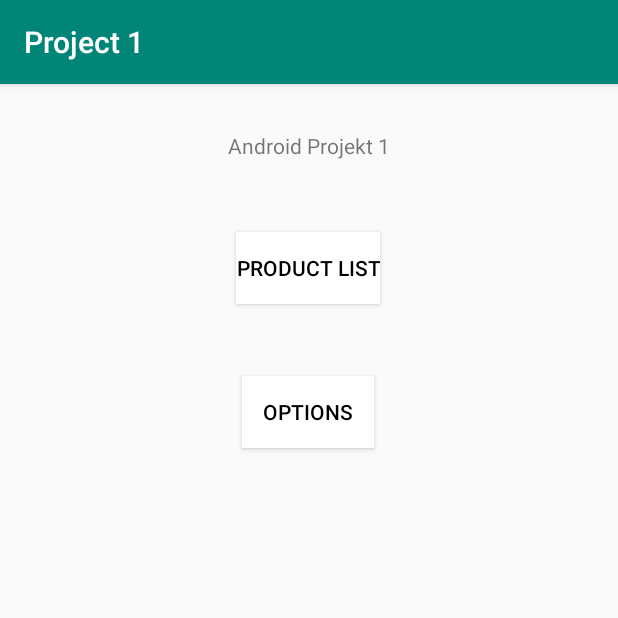
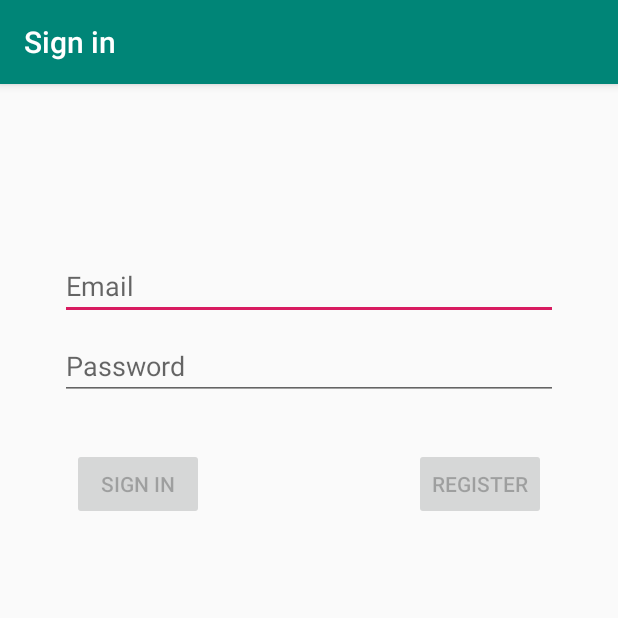
Before and after one commit to Tobiasz-Rumian/Android1, an Android app: the screen it shows after launch (MainActivity before the commit, LoginActivity after it), on a phone screen of 412 x 824 dp, the top half of it. Run offline under Robolectric (Android 15) with nearby library versions, the phone set to English and light mode, and no system bars; our stand-ins replace Firebase (no records; nobody signed in at launch, a user with empty details on screens opened directly), data binding.

```diff
--- a/app/build.gradle
+++ b/app/build.gradle
@@ -5,6 +5,7 @@ apply plugin: 'kotlin-android'
 apply plugin: 'kotlin-android-extensions'
 
 apply plugin: 'kotlin-kapt'
+apply plugin: 'com.google.gms.google-services'
 android {
     compileSdkVersion 29
     buildToolsVersion "29.0.2"
@@ -39,6 +40,10 @@ dependencies {
     implementation 'androidx.appcompat:appcompat:1.1.0'
     implementation 'androidx.core:core-ktx:1.1.0'
     implementation 'androidx.constraintlayout:constraintlayout:1.1.3'
+    implementation 'com.google.firebase:firebase-database:16.0.4'
+    implementation 'com.google.firebase:firebase-auth:16.0.5'
+    implementation 'androidx.annotation:annotation:1.0.2'
+    implementation 'androidx.lifecycle:lifecycle-extensions:2.0.0'
     testImplementation 'junit:junit:4.12'
     androidTestImplementation 'androidx.test.ext:junit:1.1.1'
     androidTestImplementation 'androidx.test.espresso:espresso-core:3.2.0'
--- /dev/null
+++ b/app/src/main/java/com/example/project1/SplashActivity.kt
@@ -0,0 +1,21 @@
+package com.example.project1
+
+import android.content.Intent
+import androidx.appcompat.app.AppCompatActivity
+import android.os.Bundle
+import android.util.Log
+import com.example.project1.service.AuthService
+import com.example.project1.ui.login.LoginActivity
+
+class SplashActivity : AppCompatActivity() {
+
+    override fun onCreate(savedInstanceState: Bundle?) {
+        super.onCreate(savedInstanceState)
+        if(AuthService.checkAuthStatus()==null){
+            startActivity(Intent(this, LoginActivity::class.java))
+        }else{
+            startActivity(Intent(this, MainActivity::class.java))
+        }
+        finish()
+    }
+}
--- /dev/null
+++ b/app/src/main/java/com/example/project1/service/AuthService.kt
@@ -0,0 +1,15 @@
+package com.example.project1.service
+
+import android.util.Log
+import com.google.firebase.auth.FirebaseAuth
+import com.google.firebase.auth.FirebaseUser
+
+object AuthService {
+    public var mAuth: FirebaseAuth = FirebaseAuth.getInstance()
+    private var currentUser: FirebaseUser? = null
+
+    public fun checkAuthStatus(): FirebaseUser? {
+        currentUser = mAuth.currentUser
+        return currentUser
+    }
+}
--- /dev/null
+++ b/app/src/main/java/com/example/project1/ui/login/LoginViewModelFactory.kt
@@ -0,0 +1,19 @@
+package com.example.project1.ui.login
+
+import androidx.lifecycle.ViewModel
+import androidx.lifecycle.ViewModelProvider
+
+/**
+ * ViewModel provider factory to instantiate LoginViewModel.
+ * Required given LoginViewModel has a non-empty constructor
+ */
+class LoginViewModelFactory : ViewModelProvider.Factory {
+
+    @Suppress("UNCHECKED_CAST")
+    override fun <T : ViewModel> create(modelClass: Class<T>): T {
+        if (modelClass.isAssignableFrom(LoginViewModel::class.java)) {
+            return LoginViewModel() as T
+        }
+        throw IllegalArgumentException("Unknown ViewModel class")
+    }
+}
--- /dev/null
+++ b/app/src/main/res/drawable/splash.xml
@@ -0,0 +1,7 @@
+<?xml version="1.0" encoding="utf-8"?>
+<layer-list xmlns:android="http://schemas.android.com/apk/res/android">
+
+    <item
+        android:drawable="@color/white"/>
+
+</layer-list>
--- /dev/null
+++ b/app/src/main/res/layout/activity_login.xml
@@ -0,0 +1,88 @@
+<?xml version="1.0" encoding="utf-8"?>
+<layout>
+
+    <androidx.constraintlayout.widget.ConstraintLayout xmlns:android="http://schemas.android.com/apk/res/android"
+        xmlns:app="http://schemas.android.com/apk/res-auto"
+        xmlns:tools="http://schemas.android.com/tools"
+        android:id="@+id/container"
+        android:layout_width="match_parent"
+        android:layout_height="match_parent"
+        android:paddingLeft="@dimen/activity_horizontal_margin"
+        android:paddingTop="@dimen/activity_vertical_margin"
+        android:paddingRight="@dimen/activity_horizontal_margin"
+        android:paddingBottom="@dimen/activity_vertical_margin"
+        tools:context=".ui.login.LoginActivity">
+
+        <EditText
+            android:id="@+id/username"
+            android:layout_width="0dp"
+            android:layout_height="wrap_content"
+            android:layout_marginStart="24dp"
+            android:layout_marginTop="96dp"
+            android:layout_marginEnd="24dp"
+            android:autofillHints="@string/prompt_email"
+            android:hint="@string/prompt_email"
+            android:inputType="textEmailAddress"
+            android:selectAllOnFocus="true"
+            app:layout_constraintEnd_toEndOf="parent"
+            app:layout_constraintStart_toStartOf="parent"
+            app:layout_constraintTop_toTopOf="parent" />
+
+        <EditText
+            android:id="@+id/password"
+            android:layout_width="0dp"
+            android:layout_height="wrap_content"
+            android:layout_marginStart="24dp"
+            android:layout_marginTop="8dp"
+            android:layout_marginEnd="24dp"
+            android:autofillHints="@string/prompt_password"
+            android:hint="@string/prompt_password"
+            android:imeActionLabel="@string/action_sign_in_short"
+            android:imeOptions="actionDone"
+            android:inputType="textPassword"
+            android:selectAllOnFocus="true"
+            app:layout_constraintEnd_toEndOf="parent"
+            app:layout_constraintStart_toStartOf="parent"
+            app:layout_constraintTop_toBottomOf="@+id/username" />
+
+        <Button
+            android:id="@+id/registerButton"
+            android:layout_width="wrap_content"
+            android:layout_height="wrap_content"
+            android:layout_gravity="start"
+            android:layout_marginTop="32dp"
+            android:layout_marginEnd="32dp"
+            android:enabled="false"
+            android:text="@string/action_register"
+            app:layout_constraintEnd_toEndOf="parent"
+            app:layout_constraintTop_toBottomOf="@+id/password" />
+
+        <ProgressBar
+            android:id="@+id/loading"
+            android:layout_width="wrap_content"
+            android:layout_height="wrap_content"
+            android:layout_gravity="center"
+            android:layout_marginStart="32dp"
+            android:layout_marginTop="64dp"
+            android:layout_marginEnd="32dp"
+            android:layout_marginBottom="64dp"
+            android:visibility="gone"
+            app:layout_constraintBottom_toBottomOf="parent"
+            app:layout_constraintEnd_toEndOf="@+id/password"
+            app:layout_constraintStart_toStartOf="@+id/password"
+            app:layout_constraintTop_toTopOf="parent"
+            app:layout_constraintVertical_bias="0.3" />
+
+        <Button
+            android:id="@+id/loginButton"
+            android:layout_width="wrap_content"
+            android:layout_height="wrap_content"
+            android:layout_gravity="start"
+            android:layout_marginStart="32dp"
+            android:layout_marginTop="32dp"
+            android:enabled="false"
+            android:text="@string/action_sign_in"
+            app:layout_constraintStart_toStartOf="parent"
+            app:layout_constraintTop_toBottomOf="@+id/password" />
+    </androidx.constraintlayout.widget.ConstraintLayout>
+</layout>
--- a/app/src/main/res/values/colors.xml
+++ b/app/src/main/res/values/colors.xml
@@ -3,4 +3,5 @@
     <color name="colorPrimary">#008577</color>
     <color name="colorPrimaryDark">#00574B</color>
     <color name="colorAccent">#D81B60</color>
+    <color name="white">#FFFFFF</color>
 </resources>
--- /dev/null
+++ b/app/src/main/res/values/dimens.xml
@@ -0,0 +1,5 @@
+<resources>
+    <!-- Default screen margins, per the Android Design guidelines. -->
+    <dimen name="activity_horizontal_margin">16dp</dimen>
+    <dimen name="activity_vertical_margin">16dp</dimen>
+</resources>
--- a/app/src/main/res/values/strings.xml
+++ b/app/src/main/res/values/strings.xml
@@ -5,4 +5,14 @@
     <string name="productList">Product list</string>
     <string name="undefined">Undefined</string>
     <string name="database_name">MyDatabase</string>
+    <string name="title_activity_login">Sign in</string>
+    <string name="prompt_email">Email</string>
+    <string name="prompt_password">Password</string>
+    <string name="action_sign_in">Sign in</string>
+    <string name="action_register">Register</string>
+    <string name="action_sign_in_short">Sign in</string>
+    <string name="welcome">"Welcome !"</string>
+    <string name="invalid_username">Not a valid username</string>
+    <string name="invalid_password">Password must be >5 characters</string>
+    <string name="login_failed">"Login failed"</string>
 </resources>
--- a/app/src/main/res/values/styles.xml
+++ b/app/src/main/res/values/styles.xml
@@ -7,5 +7,7 @@
         <item name="colorPrimaryDark">@color/colorPrimaryDark</item>
         <item name="colorAccent">@color/colorAccent</item>
     </style>
-
+    <style name="SplashTheme" parent="Theme.AppCompat.NoActionBar">
+        <item name="android:windowBackground">@drawable/splash</item>
+    </style>
 </resources>
--- a/build.gradle
+++ b/build.gradle
@@ -10,6 +10,7 @@ buildscript {
     dependencies {
         classpath 'com.android.tools.build:gradle:3.5.2'
         classpath "org.jetbrains.kotlin:kotlin-gradle-plugin:$kotlin_version"
+        classpath 'com.google.gms:google-services:4.2.0'
         // NOTE: Do not place your application dependencies here; they belong
         // in the individual module build.gradle files
     }
```
Also changed, not shown: app/src/main/AndroidManifest.xml (+16 -7 lines), app/src/main/java/com/example/project1/MainActivity.kt (+15 -0 lines), app/src/main/java/com/example/project1/ui/login/LoginActivity.kt (added, +134 -0 lines), app/src/main/java/com/example/project1/ui/login/LoginFormState.kt (added, +10 -0 lines), app/src/main/java/com/example/project1/ui/login/LoginViewModel.kt (added, +38 -0 lines), app/src/main/res/layout/activity_main.xml (+15 -4 lines), 1 other file.
